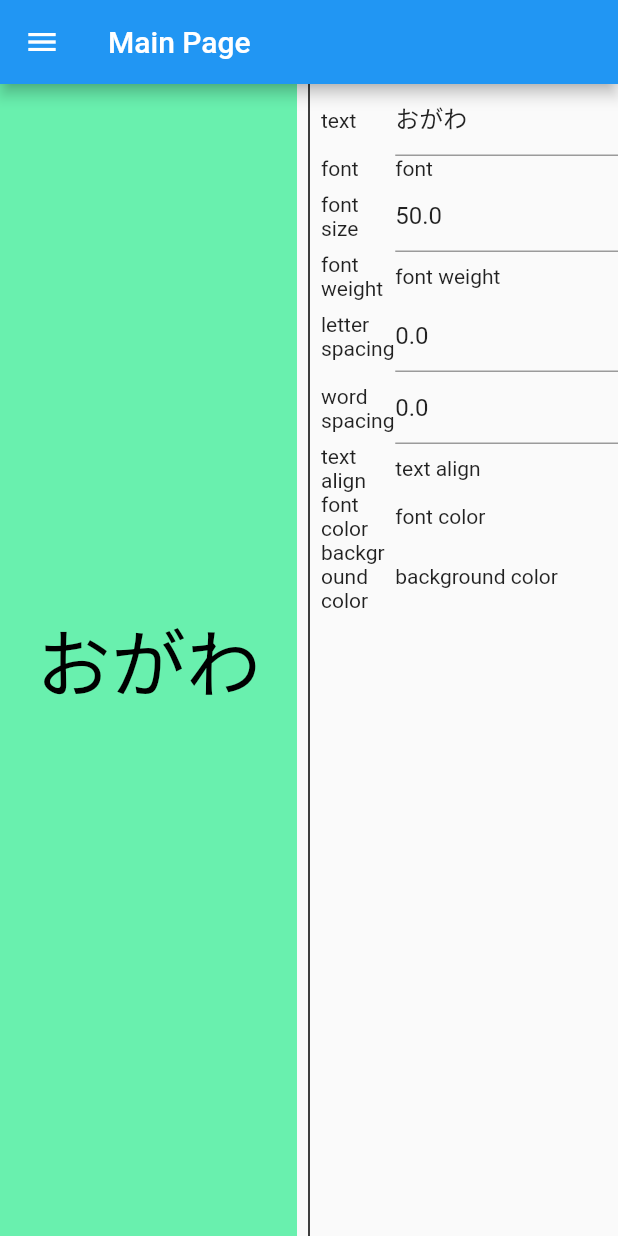
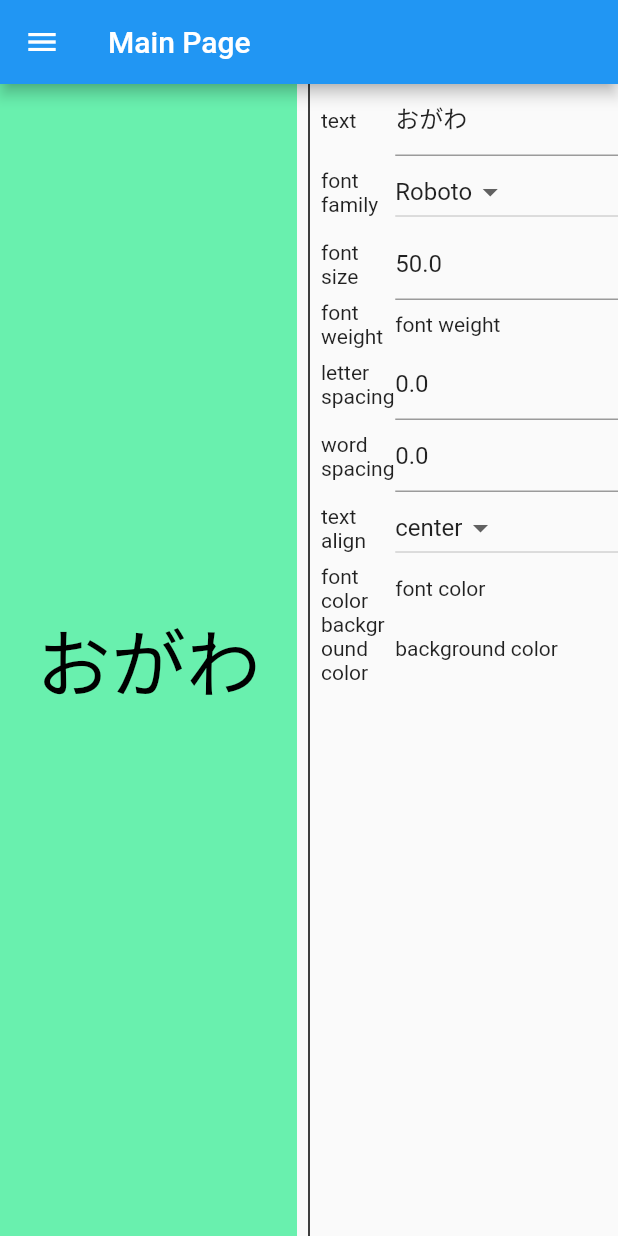
Before and after one commit to otaku1123/flutter-make-simple-icon, a Flutter app: the screen it shows after launch, on a phone screen of 412 x 824 dp. Run offline on Flutter 3.47's test engine with Material 2 defaults, Android fonts, the light colour scheme and no system bars; our stand-ins replace flutter_riverpod.

Commit message:
DropdownButtonの実装

```diff
--- a/lib/application/state/main_page_state.dart
+++ b/lib/application/state/main_page_state.dart
@@ -2,7 +2,7 @@ import 'package:flutter/material.dart';
 
 class MainPageState {
   String text;
-  String font;
+  String fontFamily;
   double fontSize;
   FontWeight fontWeight;
   Color fontColor;
@@ -15,7 +15,7 @@ class MainPageState {
 
   MainPageState({
     this.text = 'おがわ',
-    this.font = 'Roboto',
+    this.fontFamily = 'Roboto',
     this.fontSize = 50,
     this.fontWeight = FontWeight.normal,
     this.fontColor = Colors.black,
@@ -27,7 +27,7 @@ class MainPageState {
 
   MainPageState copyWith({
     String? text,
-    String? font,
+    String? fontFamily,
     double? fontSize,
     FontWeight? fontWeight,
     Color? fontColor,
@@ -38,7 +38,7 @@ class MainPageState {
   }) {
     return MainPageState(
       text: text ?? this.text,
-      font: font ?? this.font,
+      fontFamily: fontFamily ?? this.fontFamily,
       fontSize: fontSize ?? this.fontSize,
       fontWeight: fontWeight ?? this.fontWeight,
       fontColor: fontColor ?? this.fontColor,
--- a/lib/application/view_model/main_page_view_model.dart
+++ b/lib/application/view_model/main_page_view_model.dart
@@ -8,11 +8,28 @@ final mainPageViewModelProvider =
   (ref) => MainPageViewModel(ref),
 );
 
+class DropdownListItem {
+  dynamic value;
+  final String name;
+  DropdownListItem(this.value, this.name);
+}
+
 class MainPageViewModel extends StateNotifier<MainPageState> {
 
   MainPageViewModel(this._ref) : super(MainPageState());
 
   final Ref _ref;
+
+  get textAlignList => [
+    DropdownListItem(TextAlign.left, 'left'),
+    DropdownListItem(TextAlign.center, 'center'),
+    DropdownListItem(TextAlign.right, 'right'),
+    DropdownListItem(TextAlign.justify, 'justify'),
+  ];
+
+  get fontFamilyList => [
+    DropdownListItem('Roboto', 'Roboto'),
+  ];
 
   // MainPageから参照する変数
   get text => _ref.watch(mainPageViewModelProvider).text;
@@ -21,8 +38,8 @@ class MainPageViewModel extends StateNotifier<MainPageState> {
     state = state.copyWith(text: text);
   }
 
-  void changeFont(String font) {
-    state = state.copyWith(font: font);
+  void changeFontFamily(String fontFamily) {
+    state = state.copyWith(fontFamily: fontFamily);
   }
 
   void changeFontSize(double fontSize) {
--- a/lib/presentation/pages/main_page.dart
+++ b/lib/presentation/pages/main_page.dart
@@ -99,8 +99,19 @@ class _MainPageState extends ConsumerState<MainPage> {
                   ),
                 ),
                 _buildPropertyItem(
-                  'font',
-                  Text('font'), // ドロップダウンリストがいいかもしれない
+                  'font family',
+                  _buildDropdownList(
+                    ref.watch(mainPageViewModelProvider).fontFamily,
+                    ref.read(mainPageViewModelProvider.notifier).fontFamilyList,
+                    (value) {
+                      if (value == null) {
+                        return;
+                      }
+                      ref
+                          .read(mainPageViewModelProvider.notifier)
+                          .changeFontFamily(value);
+                    },
+                  ),
                 ),
                 _buildPropertyItem(
                   'font size',
@@ -132,7 +143,18 @@ class _MainPageState extends ConsumerState<MainPage> {
                 ),
                 _buildPropertyItem(
                   'text align',
-                  Text('text align'),
+                  _buildDropdownList(
+                    ref.watch(mainPageViewModelProvider).textAlign,
+                    ref.watch(mainPageViewModelProvider.notifier).textAlignList,
+                    (value) {
+                      if (value == null) {
+                        return;
+                      }
+                      ref
+                          .read(mainPageViewModelProvider.notifier)
+                          .changeTextAlign(value);
+                    },
+                  ),
                 ),
                 _buildPropertyItem(
                   'font color',
@@ -177,10 +199,32 @@ class _MainPageState extends ConsumerState<MainPage> {
     );
   }
 
+  DropdownButton _buildDropdownList(
+      dynamic value, List<DropdownListItem> list, Function onChanged) {
+    return DropdownButton(
+      value: value,
+      items: list.map((DropdownListItem item) {
+        return DropdownMenuItem(
+          value: item.value,
+          child: Text(item.name),
+        );
+      }).toList(),
+      onChanged: (value) {
+        if (value != null) {
+          onChanged(value);
+        }
+      },
+    );
+  }
+
   Widget _buildImage() {
     return Container(
+      width: double.infinity,
+      height: double.infinity,
       color: ref.watch(mainPageViewModelProvider).backgroundColor,
-      child: Center(
+      alignment: Alignment.center,
+      child: SizedBox(
+        width: double.infinity,
         child: Text(
           ref.watch(mainPageViewModelProvider).text,
           style: TextStyle(
```
